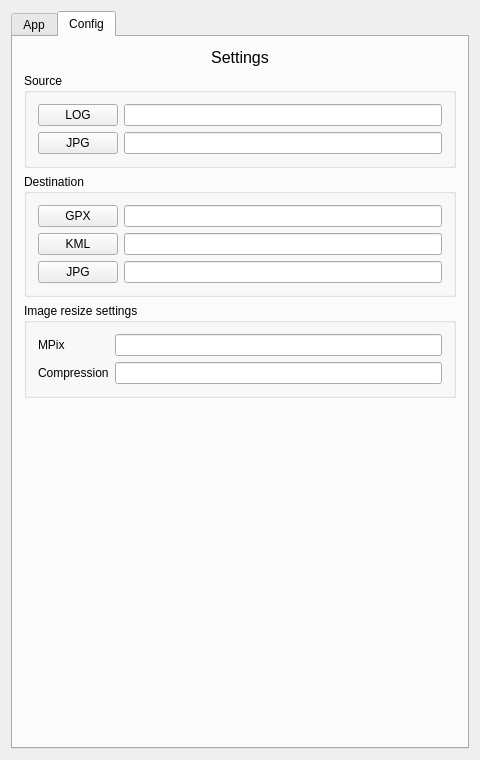
speedoog/trip-companion, file TripCompanion/mainwindow.ui: the form before one commit.
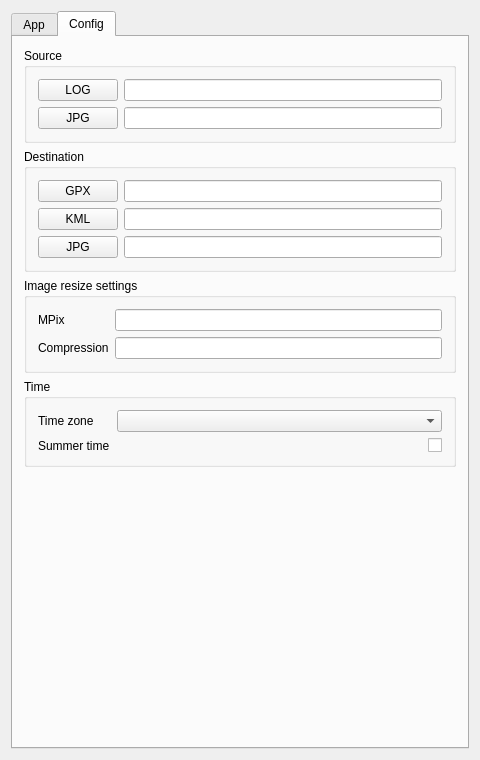
The form after the commit. The open tabs and pages were chosen to show the change.

```diff
--- a/TripCompanion/mainwindow.ui
+++ b/TripCompanion/mainwindow.ui
@@ -112,25 +112,7 @@
        <attribute name="title">
         <string>Config</string>
        </attribute>
-       <layout class="QVBoxLayout" name="verticalLayout_3">
-        <item>
-         <widget class="QLabel" name="labelTitle">
-          <property name="font">
-           <font>
-            <pointsize>12</pointsize>
-           </font>
-          </property>
-          <property name="lineWidth">
-           <number>1</number>
-          </property>
-          <property name="text">
-           <string>Settings</string>
-          </property>
-          <property name="alignment">
-           <set>Qt::AlignCenter</set>
-          </property>
-         </widget>
-        </item>
+       <layout class="QVBoxLayout" name="verticalLayout_4">
         <item>
          <widget class="QGroupBox" name="groupSrc">
           <property name="title">
@@ -228,6 +210,62 @@
           </layout>
          </widget>
         </item>
+        <item>
+         <widget class="QGroupBox" name="groupBox_2">
+          <property name="title">
+           <string>Time</string>
+          </property>
+          <layout class="QVBoxLayout" name="verticalLayout_3">
+           <item>
+            <layout class="QFormLayout" name="formLayout_3">
+             <item row="0" column="0">
+              <widget class="QLabel" name="labelTimeOffset">
+               <property name="text">
+                <string>Time zone     </string>
+               </property>
+              </widget>
+             </item>
+             <item row="0" column="1">
+              <widget class="QComboBox" name="comboTimeOffset"/>
+             </item>
+            </layout>
+           </item>
+           <item>
+            <layout class="QFormLayout" name="formLayout">
+             <item row="0" column="0">
+              <widget class="QLabel" name="labelTimeOffset_2">
+               <property name="text">
+                <string>Summer time</string>
+               </property>
+              </widget>
+             </item>
+             <item row="0" column="1">
+              <widget class="QCheckBox" name="checkSummerTime">
+               <property name="baseSize">
+                <size>
+                 <width>0</width>
+                 <height>0</height>
+                </size>
+               </property>
+               <property name="layoutDirection">
+                <enum>Qt::RightToLeft</enum>
+               </property>
+               <property name="text">
+                <string/>
+               </property>
+               <property name="iconSize">
+                <size>
+                 <width>16</width>
+                 <height>16</height>
+                </size>
+               </property>
+              </widget>
+             </item>
+            </layout>
+           </item>
+          </layout>
+         </widget>
+        </item>
         <item>
          <spacer name="verticalSpacer">
           <property name="orientation">
```
